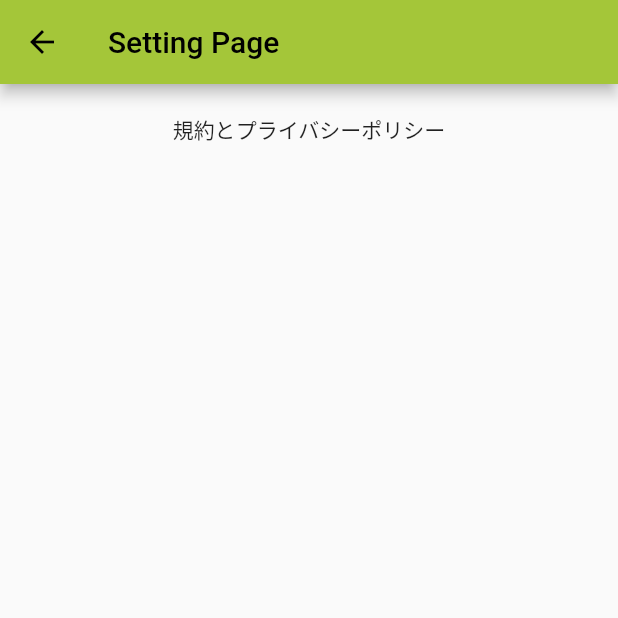
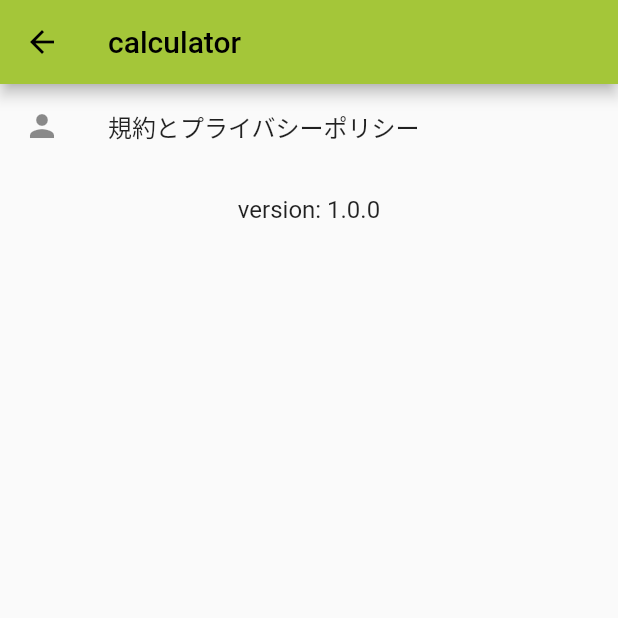
Before and after one commit to matatabinoneko/flutter-multi-calculator, a Flutter app: the SettingPage screen opened by its route, after a tap on "規約とプライバシーポリシー", on a phone screen of 412 x 824 dp, the top half of it. Run offline on Flutter 3.47's test engine with Material 2 defaults, Android fonts, the phone set to English and light mode, and no system bars; our stand-ins replace flutter_riverpod, freezed_annotation, go_router, google_fonts, hooks_riverpod, math_expressions and 5 more; accounts and stored records are empty.

Commit message:
arange setting page

```diff
--- a/app/lib/page/setting_page/view.dart
+++ b/app/lib/page/setting_page/view.dart
@@ -1,6 +1,7 @@
 import 'package:flutter/material.dart';
 import 'package:hooks_riverpod/hooks_riverpod.dart';
 import 'package:url_launcher/url_launcher.dart';
+import 'package:package_info_plus/package_info_plus.dart';
 
 class SettingPage extends ConsumerWidget {
   SettingPage({Key? key}) : super(key: key);
@@ -13,26 +14,32 @@ class SettingPage extends ConsumerWidget {
     }
   }
 
+  Future<PackageInfo> _getPackageInfo() {
+    return PackageInfo.fromPlatform();
+  }
+
   @override
   Widget build(BuildContext context, WidgetRef ref) {
-    return Scaffold(
-        appBar: AppBar(title: const Text("Setting Page")),
-        body: Container(
-          alignment: AlignmentDirectional.topCenter,
-          child: Column(children: [
-            InkWell(
-              onTap: () => {_launchUrl()},
-              child: const Padding(
-                padding: EdgeInsets.only(
-                  top: 20.0,
-                  bottom: 20.0,
-                ),
-                child: Text(
-                  '規約とプライバシーポリシー',
-                ),
-              ),
-            )
-          ]),
-        ));
+    return FutureBuilder<PackageInfo>(
+        future: _getPackageInfo(),
+        builder: (BuildContext context, AsyncSnapshot<PackageInfo> snapshot) {
+          if (!snapshot.hasData) {
+            return const Center(child: CircularProgressIndicator());
+          }
+          final packageInfo = snapshot.data!;
+          return Scaffold(
+              appBar: AppBar(title: Text(packageInfo.appName)),
+              body: ListView(children: <Widget>[
+                ListTile(
+                    onTap: _launchUrl,
+                    leading: const Icon(Icons.person),
+                    title: const Text('規約とプライバシーポリシー')),
+                ListTile(
+                    title: Text(
+                  'version: ${packageInfo.version}',
+                  textAlign: TextAlign.center,
+                )),
+              ]));
+        });
   }
 }
--- a/app/pubspec.yaml
+++ b/app/pubspec.yaml
@@ -46,6 +46,7 @@ dependencies:
     shared_preferences: ^2.0.15
     go_router: ^3.1.1
     url_launcher: ^6.1.5
+    package_info_plus: ^1.0.0
 
 dev_dependencies:
     flutter_test:
```
Also changed, not shown: 3 other files.
